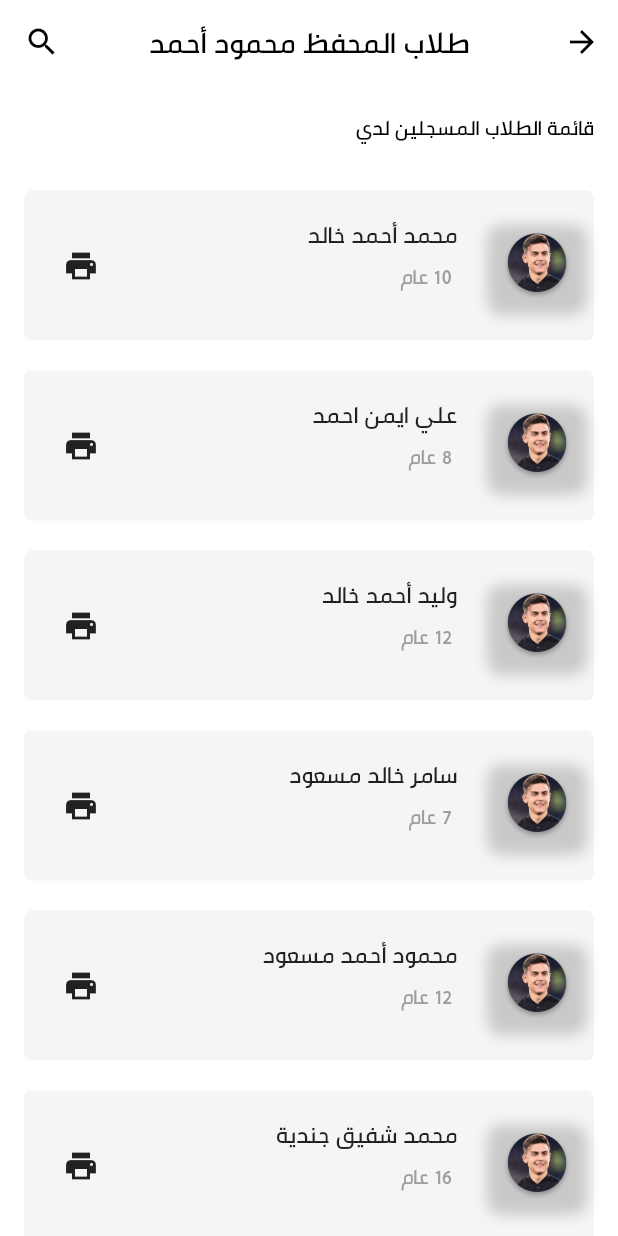
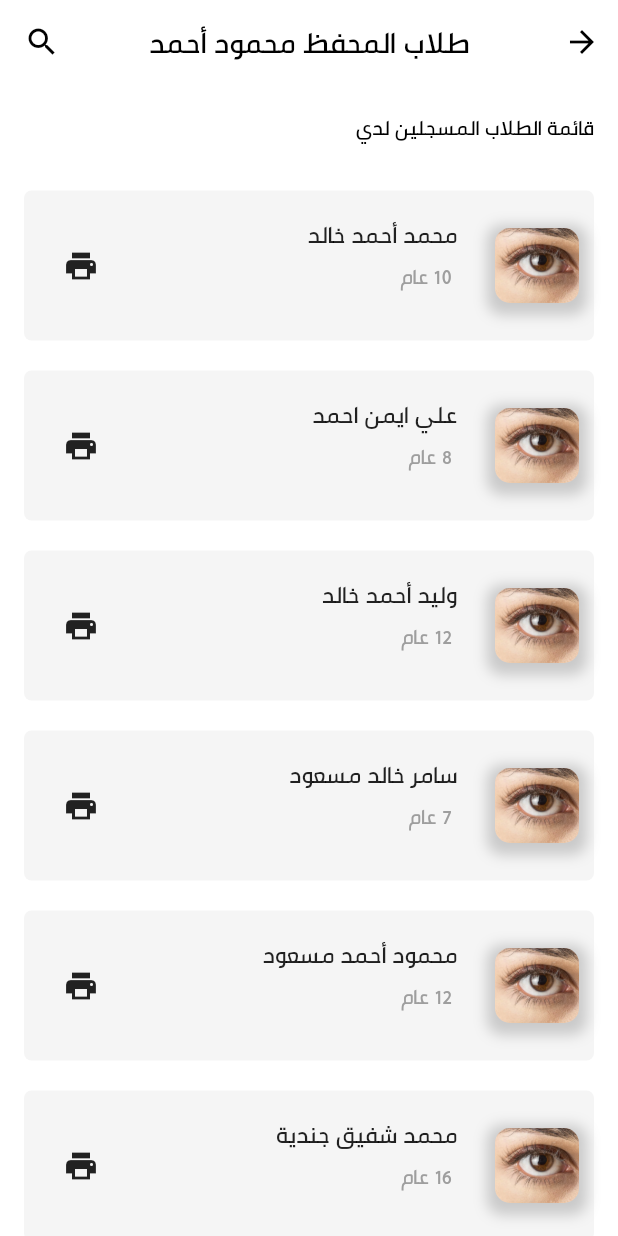
Before and after one commit to mohammedjendia/mohafez2, a Flutter app: the screen it shows after launch, in the side drawer, after a tap on "الطلاب", on a phone screen of 412 x 824 dp. Run offline on Flutter 3.47's test engine with Material 2 defaults, Android fonts, the phone set to English and light mode, and no system bars.

Commit message:
Second commit

```diff
--- a/lib/home_page.dart
+++ b/lib/home_page.dart
@@ -1,6 +1,6 @@
 import 'package:flutter/cupertino.dart';
 import 'package:flutter/material.dart';
-import 'package:teatcher_project/students_screen.dart';
+import 'package:teatcher_project/student_of_teacher.dart';
 
 class Home_page extends StatelessWidget {
   const Home_page({Key? key}) : super(key: key);
@@ -12,47 +12,52 @@ class Home_page extends StatelessWidget {
         title: Text('محمد جندية'),
       ),
       drawer: Drawer(
-
         child: Column(
+          crossAxisAlignment: CrossAxisAlignment.center,
           children: [
-
-
-       UserAccountsDrawerHeader(
-
-         decoration:  BoxDecoration(
+            Align(
+              alignment: AlignmentDirectional.center,
+              child: UserAccountsDrawerHeader(
+                decoration: const BoxDecoration(
                   color: Colors.green,
+                ),
+                otherAccountsPicturesSize: Size(400, 100),
+                currentAccountPicture:
+                Row(
+                  mainAxisAlignment: MainAxisAlignment.center,
+                  children: const [
+                    CircleAvatar(
+                      backgroundImage :AssetImage("assets/images/eye.png",
+                      ),
+                      radius: 30,
 
                       ),
-        currentAccountPicture: Center(
-          child: Row(
-            crossAxisAlignment: CrossAxisAlignment.center,
-            children: const [
-              Image(image:AssetImage('assets/images/Mask.png') ,),
+
                   ],
                 ),
-        ) ,
 
                 accountName: Row(
                   mainAxisAlignment: MainAxisAlignment.center,
                   children: [
                     Text(
-               'mnfn2000@gmail.com',style:  TextStyle(
+                      'mnfn2000@gmail.com',
+                      style: TextStyle(
                           color: Theme.of(context).colorScheme.onPrimary),
-
                     ),
-
                   ],
                 ),
                 accountEmail: Row(
                   mainAxisAlignment: MainAxisAlignment.center,
                   children: [
-            Icon(Icons.phone , color: Colors.white,),
+                    Icon(
+                      Icons.phone,
+                      color: Colors.white,
+                    ),
                     Text(
-            '0598611510 '
-              ,style: TextStyle(
+                      '0598611510 ',
+                      style: TextStyle(
                           color: Theme.of(context).colorScheme.onPrimary),
                     ),
-
                   ],
                 ),
 
@@ -64,30 +69,30 @@ class Home_page extends StatelessWidget {
                 //   accountName: Text('mnfn2000@gmail.com '),
                 //   accountEmail: Text('0598611510'),
                 // // ),
-
               ),
-            ListTile (
-              title: Text('الطلاب') ,
+            ),
+            ListTile(
+              title: Text('الطلاب'),
               leading: Icon(Icons.person),
-
-              onTap: (){
-                Navigator.push(context, MaterialPageRoute(builder: (context)=>Students_Screen()));
+              onTap: () {
+                Navigator.push(context,
+                    MaterialPageRoute(builder: (context) => StudentOfTeacher()));
               },
             ),
             ListTile(
-              title: Text('إستعراض درجات الطلاب') ,
+              title: Text('إستعراض درجات الطلاب'),
               leading: Icon(Icons.grade),
-              onTap: (){},
+              onTap: () {},
             ),
             ListTile(
-              title: Text('طباعة تقرير عن الطالب') ,
+              title: Text('طباعة تقرير عن الطالب'),
               leading: Icon(Icons.print),
-              onTap: (){},
+              onTap: () {},
             ),
             ListTile(
-              title: Text('الأنشطة والدورات') ,
+              title: Text('الأنشطة والدورات'),
               leading: Icon(Icons.local_activity),
-              onTap: (){},
+              onTap: () {},
             ),
           ],
         ),
@@ -95,12 +100,9 @@ class Home_page extends StatelessWidget {
       body: Directionality(
         textDirection: TextDirection.rtl,
         child: Column(
-          children: [
-
-          ],
+          children: [],
         ),
       ),
     );
-
   }
 }
--- a/lib/main.dart
+++ b/lib/main.dart
@@ -1,7 +1,7 @@
 import 'package:flutter/material.dart';
 import 'package:teatcher_project/home_page.dart';
-import 'package:teatcher_project/students_details2.dart';
-import 'package:teatcher_project/studet_details.dart';
+import 'package:teatcher_project/students_details.dart';
+import 'package:teatcher_project/studet_tabs.dart';
 
 void main() {
   runApp(const MyApp());
--- a/lib/students_screen.dart
+++ b/lib/student_of_teacher.dart
@@ -1,10 +1,10 @@
 import 'package:flutter/cupertino.dart';
 import 'package:flutter/material.dart';
 import 'package:teatcher_project/sons_models.dart';
-import 'package:teatcher_project/studet_details.dart';
+import 'package:teatcher_project/studet_tabs.dart';
 
-class Students_Screen extends StatelessWidget {
-  const Students_Screen({Key? key}) : super(key: key);
+class StudentOfTeacher extends StatelessWidget {
+  const StudentOfTeacher({Key? key}) : super(key: key);
 
   @override
   Widget build(BuildContext context) {
@@ -105,7 +105,7 @@ class Students_Screen extends StatelessWidget {
           ),
           GestureDetector(
             onTap: (){
-              Navigator.push(context, MaterialPageRoute(builder: (context)=>Student_Details()));
+              Navigator.push(context, MaterialPageRoute(builder: (context)=>StudentTabs()));
 
             },
             child: ListView.separated(
@@ -151,8 +151,8 @@ class Students_Screen extends StatelessWidget {
                   ),
                 ],
                 image: const DecorationImage(
-                  image: AssetImage('assets/images/Mask.png'),
-                  //fit: BoxFit.cover,
+                  image: AssetImage('assets/images/eye.png'),
+                  fit: BoxFit.cover,
                 ),
               ),
 
```
Also changed, not shown: lib/students_details.dart (renamed from lib/students_details2.dart, +4 -4 lines), lib/studet_tabs.dart (renamed from lib/studet_details.dart, +4 -4 lines), assets/images/eye.png (added). Lines whose indentation alone changed are shown as unchanged.
